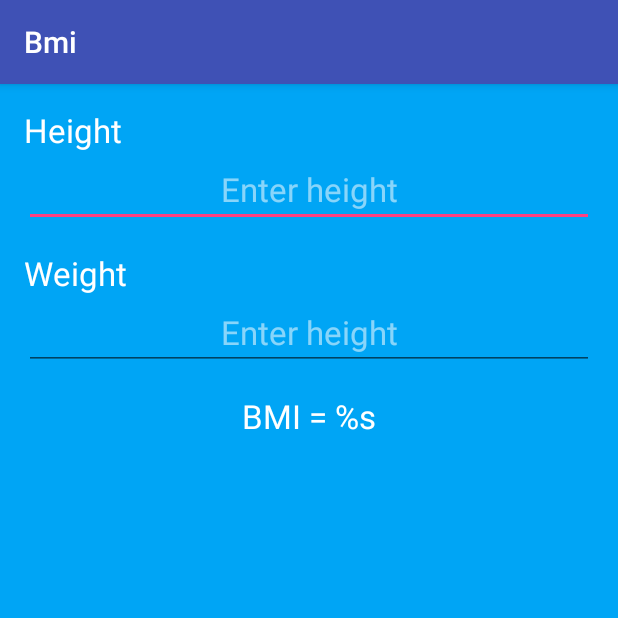
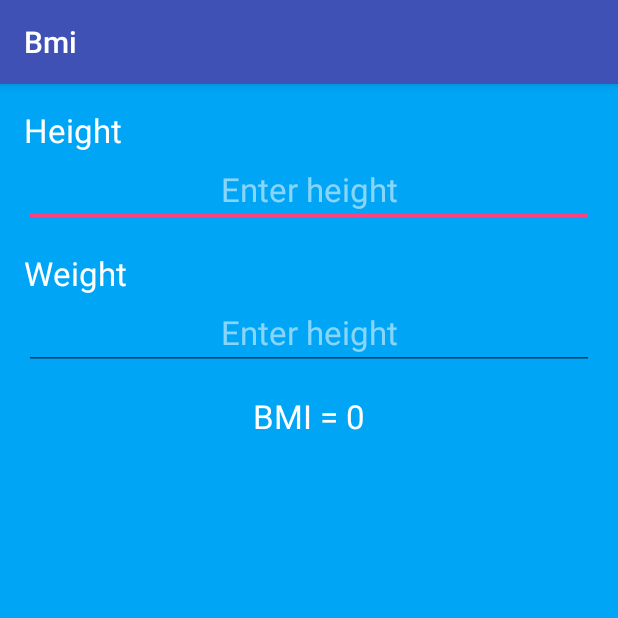
Before and after one commit to artem-p/bmi, an Android app: the screen it shows after launch (MainActivity), on a phone screen of 412 x 824 dp, the top half of it. Run offline under Robolectric (Android 15) with nearby library versions, the phone set to English and light mode, and no system bars.

Commit message:
get inputs from edit text and display bmi

```diff
--- a/app/src/main/java/ru/artempugachev/bmi/MainActivity.java
+++ b/app/src/main/java/ru/artempugachev/bmi/MainActivity.java
@@ -5,18 +5,27 @@ import android.os.Bundle;
 import android.text.Editable;
 import android.text.TextWatcher;
 import android.widget.EditText;
+import android.widget.TextView;
+import android.widget.Toast;
 
 public class MainActivity extends AppCompatActivity {
     private EditText mHeightEditText;
     private EditText mWeihtEditText;
+    private TextView mBmiTextView;
+
+    private static final String TAG = MainActivity.class.getSimpleName();
+    private  Toast CONVERSION_ERROR_TOAST;
 
     @Override
     protected void onCreate(Bundle savedInstanceState) {
         super.onCreate(savedInstanceState);
         setContentView(R.layout.activity_main);
+        CONVERSION_ERROR_TOAST = Toast.makeText(MainActivity.this,
+                R.string.conversion_error, Toast.LENGTH_SHORT);
 
         mHeightEditText = (EditText) findViewById(R.id.etHeight);
         mWeihtEditText = (EditText) findViewById(R.id.etWeight);
+        mBmiTextView = (TextView) findViewById(R.id.tvBmi);
 
         setListeners();
         updateBmi();
@@ -27,7 +36,29 @@ public class MainActivity extends AppCompatActivity {
      * Compute Bmi and display it
      * */
     private void updateBmi() {
-//        String sHeight =
+        int height = 0;
+        float weight = 0;
+
+        String sHeight = String.valueOf(mHeightEditText.getText());
+        String sWeight = String.valueOf(mWeihtEditText.getText());
+
+        if (!(sHeight.isEmpty() || sWeight.isEmpty())) {
+            try {
+                height = Integer.parseInt(sHeight);
+                weight = Float.parseFloat(sWeight);
+            } catch (Exception e) {
+                CONVERSION_ERROR_TOAST.show();
+                return;
+            }
+        } else {
+            // todo empty input
+        }
+
+        Person person = new Person(height, weight);
+
+        String bmi = person.getBmi();
+
+        mBmiTextView.setText(getString(R.string.bmi, bmi));
     }
 
     private void setListeners() {
--- a/app/src/main/java/ru/artempugachev/bmi/Person.java
+++ b/app/src/main/java/ru/artempugachev/bmi/Person.java
@@ -12,14 +12,14 @@ import java.util.Locale;
 
 public class Person {
     private int height;
-    private long weight;
+    private float weight;
 
     /**
      * @param height height in cm
      * @param weight weight in kg
      */
 
-    public Person(int height, long weight) {
+    public Person(int height, float weight) {
         this.height = height;
         this.weight = weight;
     }
--- a/app/src/main/res/values/strings.xml
+++ b/app/src/main/res/values/strings.xml
@@ -5,4 +5,5 @@
     <string name="height_hint">Enter height</string>
     <string name="weight_hint">Enter weight</string>
     <string name="bmi">BMI = %s</string>
+    <string name="conversion_error">Conversion error</string>
 </resources>
```
